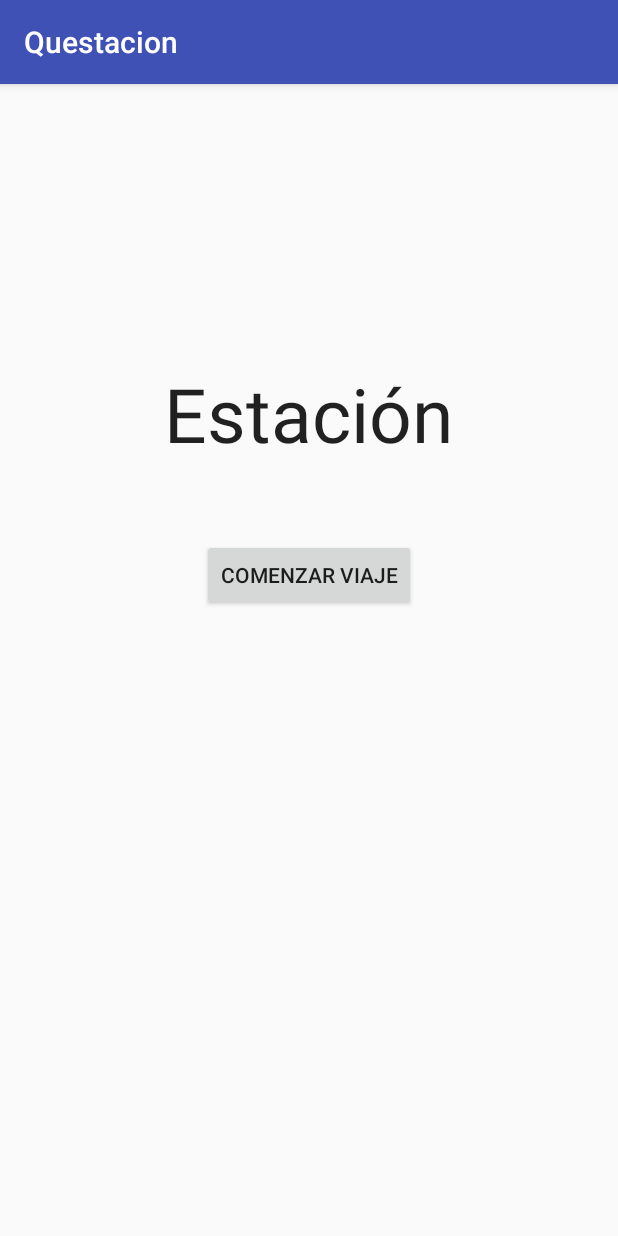
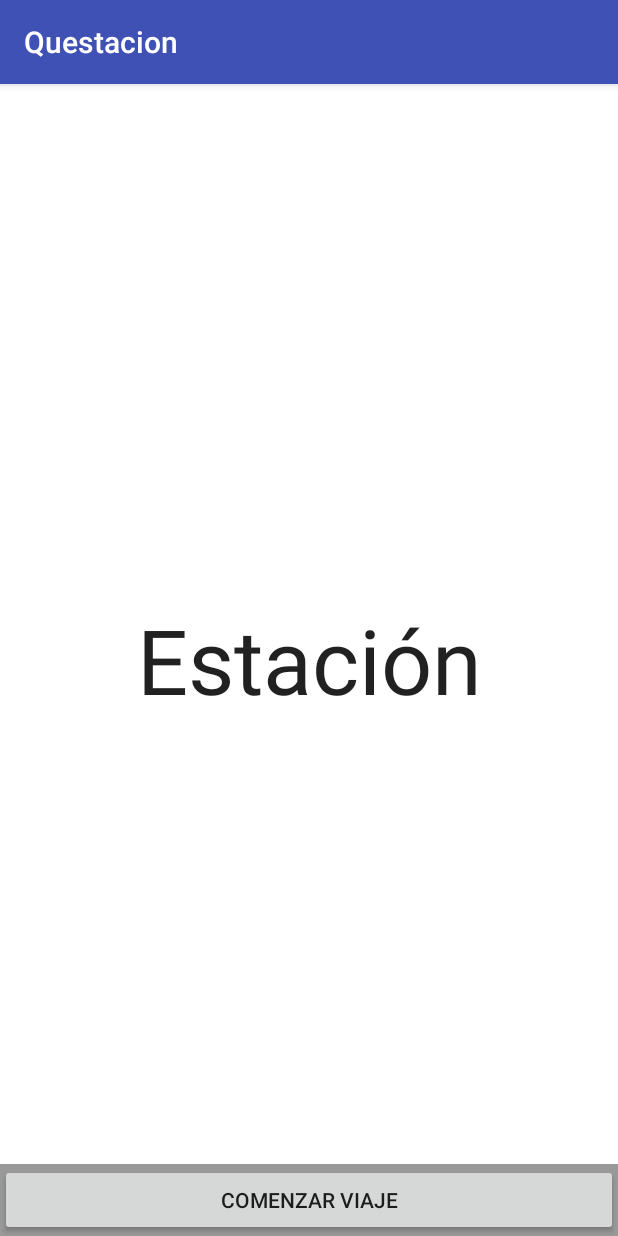
Before and after one commit to fferegrino/questacion, an Android app: the MainActivity screen opened directly, with no data from a screen before it, on a phone screen of 412 x 824 dp. Run offline under Robolectric (Android 15) with nearby library versions, the phone set to English and light mode, and no system bars.

Commit message:
Mejor, mucho mejor apariencia.

```diff
--- a/code/app/src/main/java/silo/thatcsharpguy/com/questacion/services/LocationService.java
+++ b/code/app/src/main/java/silo/thatcsharpguy/com/questacion/services/LocationService.java
@@ -118,6 +118,7 @@ public class LocationService
         if(nearestStation != null && _lastVisitedStation != nearestStation) {
             _notificationBuilder = new NotificationCompat.Builder(this)
                     .setContentTitle(String.format(res.getString(R.string.ariving_to), nearestStation.getNombre()))
+                    .setContentText(String.format(res.getString(R.string.route), nearestStation.getLinea()))
                     .setOngoing(true)
                     .setLocalOnly(true)
                     .setColor(nearestStation.getColor())
--- a/code/app/src/main/res/layout/activity_main.xml
+++ b/code/app/src/main/res/layout/activity_main.xml
@@ -1,34 +1,54 @@
 <?xml version="1.0" encoding="utf-8"?>
-<LinearLayout
-        xmlns:android="http://schemas.android.com/apk/res/android"
+<FrameLayout xmlns:android="http://schemas.android.com/apk/res/android"
     xmlns:tools="http://schemas.android.com/tools"
-        android:orientation="vertical"
     android:layout_width="match_parent"
     android:layout_height="match_parent"
-        android:layout_alignParentTop="true"
-        android:layout_alignParentStart="true"
-        android:layout_marginTop="136dp"
+    android:background="#ffffff"
     android:id="@+id/mainPanel"
     tools:context="silo.thatcsharpguy.com.questacion.MainActivity">
 
     <TextView
-        android:layout_width="wrap_content"
-        android:layout_height="wrap_content"
+        android:layout_width="match_parent"
+        android:layout_height="match_parent"
+        android:gravity="center"
+        android:keepScreenOn="true"
+        android:layout_gravity="center"
         android:textAppearance="?android:attr/textAppearanceLarge"
         android:text="Estación"
         android:id="@+id/estacionCercanaText"
-        android:layout_gravity="center_horizontal"
-        android:textSize="50dp"
-        android:paddingTop="50dp"
-        android:paddingBottom="50dp"
+        android:textSize="60sp"
         android:textAlignment="center" />
 
+
+    <FrameLayout
+        android:layout_width="match_parent"
+        android:layout_height="match_parent"
+        android:fitsSystemWindows="true">
+
+        <LinearLayout
+            android:id="@+id/fullscreen_content_controls"
+            style="?metaButtonBarStyle"
+            android:layout_width="match_parent"
+            android:layout_height="wrap_content"
+            android:layout_gravity="bottom|center_horizontal"
+            android:background="@color/black_overlay"
+            android:orientation="horizontal"
+            tools:ignore="UselessParent">
+
+
             <Button
-        android:layout_width="wrap_content"
+                android:layout_width="0dp"
+                android:layout_weight="1"
                 android:layout_height="wrap_content"
                 android:text="@string/start_trip"
                 android:id="@+id/bindUnbindButton"
                 android:layout_gravity="center_horizontal"
-        style="@android:style/Widget.Material.Light.Button.Small" />
+                style="?metaButtonBarButtonStyle"/>
 
         </LinearLayout>
+
+    </FrameLayout>
+
+
+
+</FrameLayout>
--- a/code/app/src/main/res/values/strings.xml
+++ b/code/app/src/main/res/values/strings.xml
@@ -8,6 +8,7 @@
     <string name="cancel">Cancelar</string>
     <string name="ariving_to">Llegando a %1$s</string>
     <string name="just_left">Acabas de dejar %1$s</string>
+    <string name="route">Línea %1$s</string>
     <string name="location_explanation">La funcionalidad de Questacion está ligada por completo a t ubicación, sin ella, la app no puede funcionar</string>
     <string name="database_explanation">Para que Questacion funcione es necesario descargar una pequeña base de datos de tan solo 26 kb.</string>
     <string name="database_explanation_action">Presiona el botón para comenzar la descarga.</string>
```
Also changed, not shown: code/app/src/main/java/silo/thatcsharpguy/com/questacion/MainActivity.java (+45 -17 lines). Lines whose indentation alone changed are shown as unchanged.
